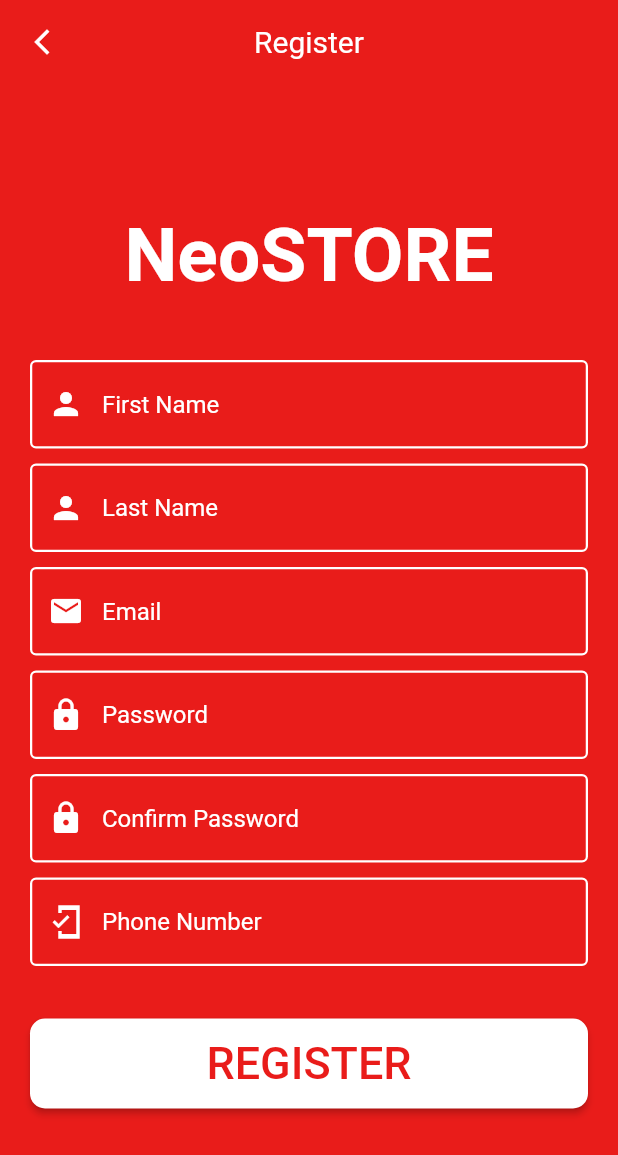
After one commit to omkarneo/neostore, a Flutter app: the RegisterPage screen opened by its route, on a phone screen of 412 x 824 dp. The commit adds this screen. Shown: the top 1155 px of the screen. Run offline on Flutter 3.47's test engine with Material 2 defaults, Android fonts, the phone set to English and light mode, and no system bars; our stand-ins replace dio, flutter_riverpod.

Commit message:
register page added

```diff
--- a/lib/core/Navigation/app_rounters.dart
+++ b/lib/core/Navigation/app_rounters.dart
@@ -1,5 +1,6 @@
 import 'package:flutter/cupertino.dart';
 import 'package:neostore/core/Navigation/route_paths.dart';
+import 'package:neostore/view/registerpage/registerpage.dart';
 import '../../view/homepage/homepage.dart';
 import '../../view/loginpage/loginpage.dart';
 
@@ -7,7 +8,6 @@ class AppRouter {
   static Route<dynamic> generateRoute(RouteSettings settings) {
     switch (settings.name) {
       // -------------- sub Routes ----------------
-      // -------------- LoginPage Route ------------
       case RoutePaths.login:
         return CupertinoPageRoute(
           builder: (context) => const LoginPage(),
@@ -20,6 +20,12 @@ class AppRouter {
           settings: const RouteSettings(name: RoutePaths.homepage),
         );
 
+      case RoutePaths.registerpage:
+        return CupertinoPageRoute(
+          builder: (context) => const RegisterPage(),
+          settings: const RouteSettings(name: RoutePaths.registerpage),
+        );
+
       // -------------- Default Route -------------
       default:
         return CupertinoPageRoute(
--- a/lib/core/Navigation/route_paths.dart
+++ b/lib/core/Navigation/route_paths.dart
@@ -1,4 +1,5 @@
 class RoutePaths {
   static const String login = "/login";
   static const String homepage = "/homepage";
+  static const String registerpage = "/registerpage";
 }
--- a/lib/view/loginpage/loginpage.dart
+++ b/lib/view/loginpage/loginpage.dart
@@ -184,7 +184,10 @@ class _LoginPageState extends State<LoginPage> {
                             fixedSize: const Size(2, 50),
                             backgroundColor: const Color(0xff9e0100),
                           ),
-                          onPressed: () {},
+                          onPressed: () {
+                            Navigator.pushNamed(
+                                context, RoutePaths.registerpage);
+                          },
                           child: const Icon(
                             Icons.add,
                             color: Color(0xffffffff),
@@ -204,6 +207,8 @@ class _LoginPageState extends State<LoginPage> {
 
 void loginOrNot(response, context) {
   if (response['status'] == 200) {
+    // Use Shared_Preference here
+
     Navigator.popAndPushNamed(context, RoutePaths.homepage);
   } else if (response['status'] == 401) {
     final snackBar = SnackBar(content: Text("${response["user_msg"]}"));
--- /dev/null
+++ b/lib/view/registerpage/registerpage.dart
@@ -0,0 +1,157 @@
+import 'package:flutter/material.dart';
+import 'package:flutter_riverpod/flutter_riverpod.dart';
+import 'package:neostore/view/registerpage/widget/textbox.dart';
+
+import '../../core/Navigation/route_paths.dart';
+
+class RegisterPage extends StatefulWidget {
+  const RegisterPage({super.key});
+
+  @override
+  State<RegisterPage> createState() => _RegisterPageState();
+}
+
+class _RegisterPageState extends State<RegisterPage> {
+  TextEditingController firstname = TextEditingController();
+  TextEditingController lastname = TextEditingController();
+  TextEditingController email = TextEditingController();
+  TextEditingController password = TextEditingController();
+  TextEditingController confirmspassword = TextEditingController();
+  TextEditingController phoneno = TextEditingController();
+  final _formKey = GlobalKey<FormState>();
+  @override
+  Widget build(BuildContext context) {
+    return Scaffold(
+      backgroundColor: const Color(0xffE91C1A),
+      appBar: AppBar(
+        centerTitle: true,
+        shadowColor: Colors.transparent,
+        leading: const Icon(
+          Icons.arrow_back_ios_new_sharp,
+          size: 20,
+        ),
+        title: const Text(
+          "Register",
+          style: TextStyle(fontWeight: FontWeight.w400),
+        ),
+        backgroundColor: const Color(0xffE91C1A),
+      ),
+      body: SizedBox(
+        child: Form(
+          key: _formKey,
+          child: Column(
+              // mainAxisAlignment: MainAxisAlignment.sp,
+              children: [
+                Spacer(),
+                Column(
+                  children: [
+                    const Padding(
+                      padding: EdgeInsets.only(bottom: 30),
+                      child: Text(
+                        "NeoSTORE",
+                        style: TextStyle(
+                            fontSize: 50,
+                            color: Colors.white,
+                            fontWeight: FontWeight.bold),
+                      ),
+                    ),
+                    TextBox(
+                      label: "First Name",
+                      controller: firstname,
+                      icon: Icons.person,
+                      validation: (value) {
+                        if (value == null || value.isEmpty) {
+                          return 'Please enter some text';
+                        }
+                        return null;
+                      },
+                    ),
+                    TextBox(
+                      label: "Last Name",
+                      controller: lastname,
+                      icon: Icons.person,
+                      validation: (value) {
+                        if (value == null || value.isEmpty) {
+                          return 'Please enter some text';
+                        }
+                        return null;
+                      },
+                    ),
+                    TextBox(
+                      label: "Email",
+                      controller: email,
+                      icon: Icons.email,
+                      validation: (value) {
+                        var emailValid = RegExp(
+                            r"^[a-zA-Z0-9.a-zA-Z0-9.!#$%&'*+-/=?^_`{|}~]+@[a-zA-Z0-9]+\.[a-zA-Z]+");
+                        if (emailValid.hasMatch(value!)) {
+                          return null;
+                        }
+                        return "Please Enter Valid mail";
+                      },
+                    ),
+                    TextBox(
+                      label: "Password",
+                      controller: password,
+                      icon: Icons.lock,
+                      validation: (value) {
+                        if (value == null || value.isEmpty) {
+                          return 'Please enter some text';
+                        }
+                        return null;
+                      },
+                    ),
+                    TextBox(
+                      label: "Confirm Password",
+                      controller: confirmspassword,
+                      icon: Icons.lock,
+                      validation: (value) {
+                        if (value == null || value.isEmpty) {
+                          return 'Please enter some text';
+                        }
+                        return null;
+                      },
+                    ),
+                    TextBox(
+                      label: "Phone Number",
+                      controller: confirmspassword,
+                      icon: Icons.mobile_friendly_sharp,
+                      validation: (value) {
+                        var emailValid = RegExp(
+                            r"^[a-zA-Z0-9.a-zA-Z0-9.!#$%&'*+-/=?^_`{|}~]+@[a-zA-Z0-9]+\.[a-zA-Z]+");
+                        if (emailValid.hasMatch(value!)) {
+                          return null;
+                        }
+                        return "Please Enter Valid mail";
+                      },
+                    ),
+                    Padding(
+                      padding: const EdgeInsets.only(top: 35),
+                      child: Center(
+                        child: Consumer(
+                          builder: (context, ref, child) => ElevatedButton(
+                            style: ElevatedButton.styleFrom(
+                                backgroundColor: const Color(0xffffffff),
+                                fixedSize: Size(
+                                    MediaQuery.sizeOf(context).width - 40, 60),
+                                shape: RoundedRectangleBorder(
+                                    borderRadius: BorderRadius.circular(10))),
+                            child: const Text(
+                              "REGISTER",
+                              style: TextStyle(
+                                  fontSize: 30, color: Color(0xffE91C1A)),
+                            ),
+                            onPressed: () async {},
+                          ),
+                        ),
+                      ),
+                    ),
+                  ],
+                ),
+                const Spacer(),
+              ]),
+        ),
+      ),
+    );
+  }
+}
--- /dev/null
+++ b/lib/view/registerpage/widget/textbox.dart
@@ -0,0 +1,52 @@
+import 'package:flutter/material.dart';
+
+class TextBox extends StatefulWidget {
+  final String? label;
+  final TextEditingController? controller;
+  final validation;
+  final icon;
+  TextBox(
+      {super.key,
+      this.label,
+      this.controller,
+      this.validation,
+      required this.icon});
+
+  @override
+  State<TextBox> createState() => _TextBoxState();
+}
+
+class _TextBoxState extends State<TextBox> {
+  @override
+  Widget build(BuildContext context) {
+    return Padding(
+      padding: const EdgeInsets.only(top: 10, left: 20, right: 20),
+      child: TextFormField(
+        controller: widget.controller,
+        style: const TextStyle(color: Colors.white),
+        decoration: InputDecoration(
+            prefixIcon: Icon(
+              widget.icon,
+              color: Colors.white,
+            ),
+            hintText: "${widget.label}",
+            hintStyle: const TextStyle(
+                color: Colors.white, fontWeight: FontWeight.normal),
+            border: const OutlineInputBorder(
+              borderSide: BorderSide(color: Colors.white, width: 1.5),
+            ),
+            focusedBorder: const OutlineInputBorder(
+              borderSide: BorderSide(color: Colors.white, width: 1.5),
+            ),
+            enabledBorder: const OutlineInputBorder(
+              borderSide: BorderSide(color: Colors.white, width: 1.5),
+            ),
+            errorBorder: const OutlineInputBorder(
+              borderSide: BorderSide(color: Colors.white, width: 1.5),
+            ),
+            errorStyle: const TextStyle(color: Colors.white)),
+        validator: widget.validation,
+      ),
+    );
+  }
+}
```
